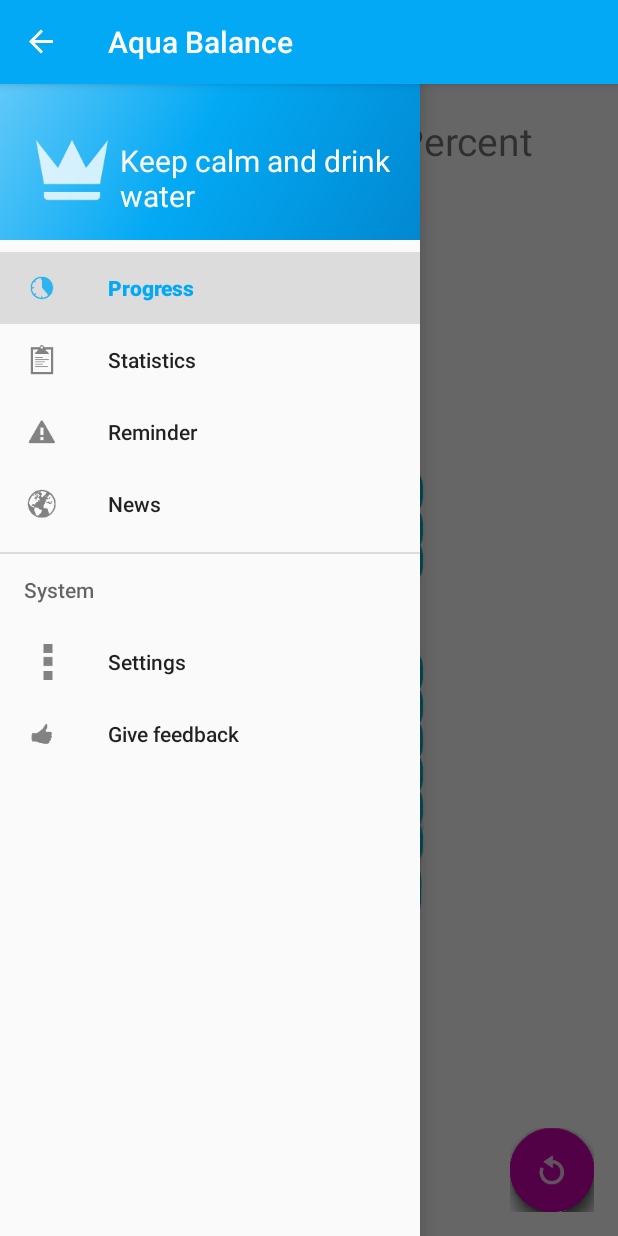
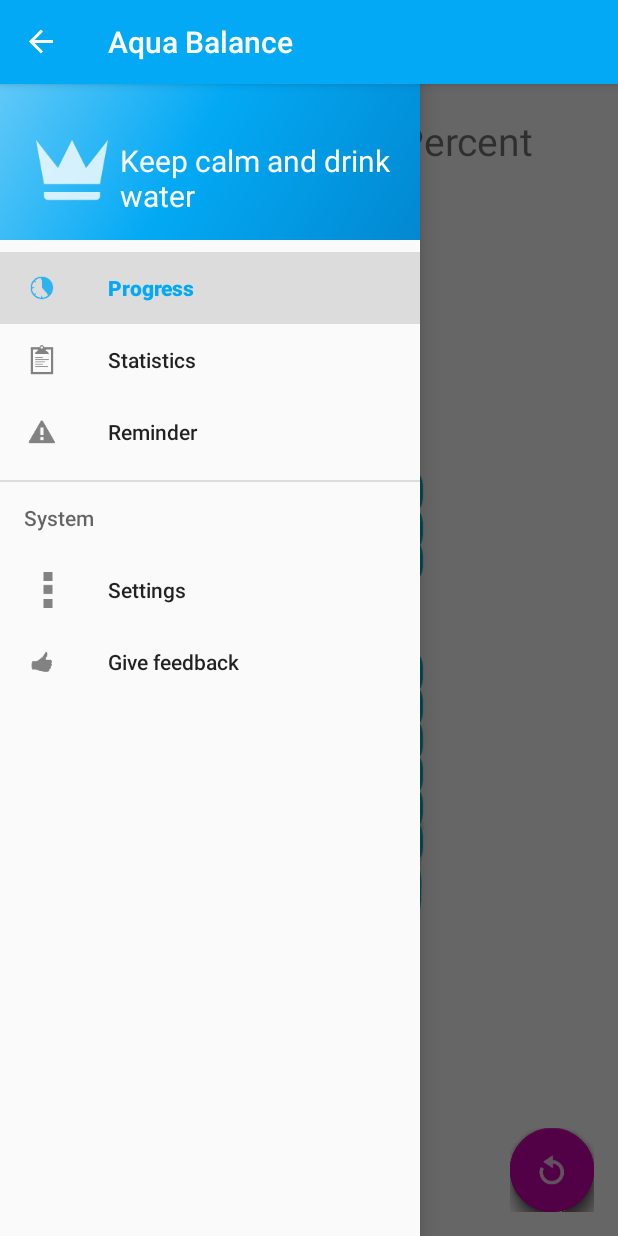
Before and after one commit to zonell/Aqua-Balans, an Android app: the screen it shows after launch (MainActivity), with the side drawer open, on a phone screen of 412 x 824 dp. Run offline under Robolectric (Android 15) with nearby library versions, the phone set to English and light mode, and no system bars; libraries missing offline, so code that uses them is left out: com.getbase.floatingactionbutton; plain views replace FloatingActionButton, FloatingActionsMenu; 4 statements that could not run were skipped.

Commit message:
delete item menu

```diff
--- a/app/src/main/res/menu/activity_main_drawer.xml
+++ b/app/src/main/res/menu/activity_main_drawer.xml
@@ -15,10 +15,6 @@
             android:id="@+id/nav_notification"
             android:icon="@drawable/ic_notification"
             android:title="@string/notification" />
-        <item
-            android:id="@+id/nav_news"
-            android:icon="@drawable/ic_news"
-            android:title="@string/news" />
     </group>
 
     <item android:title="@string/system">
```
